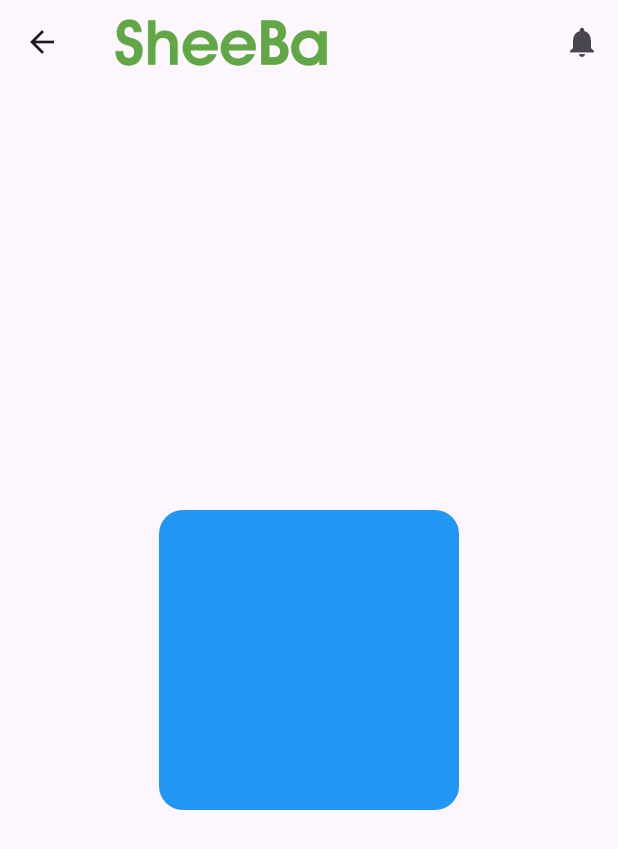
After one commit to minimalistHiro/sampleFlutter, a Flutter app: the ContentView screen opened directly, on a phone screen of 412 x 824 dp. The commit adds this screen. Shown: the top 849 px of the screen. Run offline on Flutter 3.47's test engine with Material 3 defaults, Android fonts, the phone set to English and light mode, and no system bars; our stand-ins replace cloud_firestore, firebase_auth, firebase_core, firebase_storage, flutter_slidable, image_picker; accounts and stored records are empty.

Commit message:
2024_6_12

```diff
--- a/lib/add_book/add_book_page.dart
+++ b/lib/add_book/add_book_page.dart
@@ -3,8 +3,6 @@ import 'package:flutter/material.dart';
 import 'package:flutter/widgets.dart';
 import 'package:provider/provider.dart';
 import 'package:sampleflutter/add_book/add_book_model.dart';
-import 'package:sampleflutter/book_list/book_list_model.dart';
-import 'package:sampleflutter/domain/book.dart';
 
 class AddBookPage extends StatelessWidget {
   @override
--- a/lib/main.dart
+++ b/lib/main.dart
@@ -2,6 +2,7 @@ import 'package:flutter/material.dart';
 import 'package:sampleflutter/book_list/book_list_page.dart';
 import 'package:sampleflutter/firebase_options.dart';
 import 'package:firebase_core/firebase_core.dart';
+import 'package:sampleflutter/views/content_view.dart';
 
 void main() async {
   WidgetsFlutterBinding.ensureInitialized();
--- /dev/null
+++ b/lib/views/content_view.dart
@@ -0,0 +1,70 @@
+import 'package:flutter/cupertino.dart';
+import 'package:flutter/material.dart';
+import 'package:flutter/widgets.dart';
+import 'package:provider/provider.dart';
+import 'package:sampleflutter/book_list/book_list_model.dart';
+import 'package:sampleflutter/domain/book.dart';
+
+class ContentView extends StatelessWidget  {
+  @override
+  Widget build(BuildContext context) {
+    return ChangeNotifierProvider<BookListModel>(
+      create: (_) => BookListModel()..fetchBookList(),
+      child: Scaffold(
+        appBar: AppBar(
+          title: Image.asset(
+            'images/cleartitle.png',
+            width: 150,
+          ),
+          actions: [
+            IconButton(onPressed: () {},
+                icon: Icon(Icons.notifications)),
+          ],
+        ),
+        body: Center(
+          child: Container(
+            width: 200,
+            height: 200,
+            decoration: BoxDecoration(
+              color: Colors.blue,
+              borderRadius: BorderRadius.circular(16.0),
+            ),
+          ),
+        ),
+      ),
+    );
+  }
+
+  Future<void> CustomShowDialog(BuildContext context, Book book, BookListModel model) {
+    return showDialog(
+      context: context,
+      barrierDismissible: false,
+      builder: (_) {
+        return AlertDialog(
+          title: Text('削除の確認'),
+          content: Text('「${book.title}」を削除しますか？'),
+          actions: [
+            TextButton(
+              child: Text('Cancel'),
+              onPressed: () => Navigator.pop(context),
+            ),
+            TextButton(
+              child: Text('OK'),
+              onPressed: () async {
+                await model.deleteBook(book);
+                Navigator.pop(context);
+
+                final snacBar = SnackBar(
+                  backgroundColor: Colors.green,
+                  content: Text('${book.title}を削除しました'),
+                );
+                model.fetchBookList();
+                ScaffoldMessenger.of(context).showSnackBar(snacBar);
+              },
+            ),
+          ],
+        );
+      },
+    );
+  }
+}
--- a/pubspec.yaml
+++ b/pubspec.yaml
@@ -28,3 +28,5 @@ flutter:
   uses-material-design: true
   assets:
     - images/janken.jpg
+    - images/title.png
+    - images/cleartitle.png
```
Also changed, not shown: images/cleartitle.png (added), images/title.png (added).
